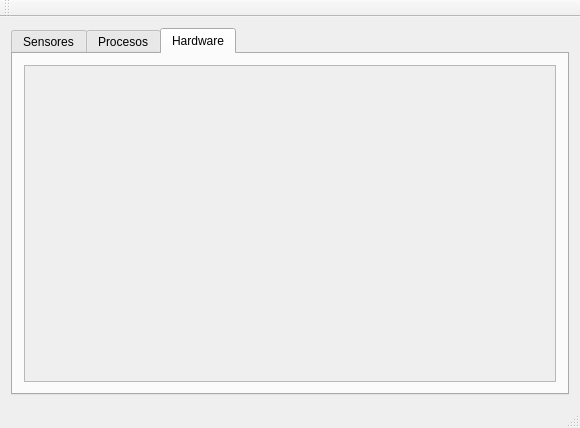
Before: the Qt Designer form SystemMonitor/mainwindow.ui in MelissaDiArt/System-Monitor, drawn with Qt 5.
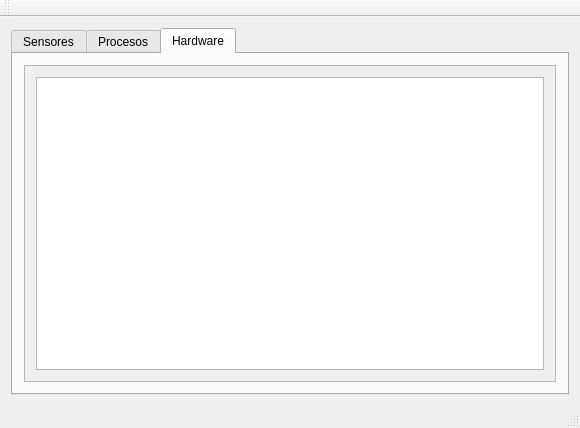
After: the same form once the commit is applied. The open tabs and pages were chosen to show the change.

The edit to the form file:
```diff
--- a/SystemMonitor/mainwindow.ui
+++ b/SystemMonitor/mainwindow.ui
@@ -158,17 +158,7 @@
            </property>
            <layout class="QVBoxLayout" name="verticalLayout_7">
             <item>
-             <widget class="QLabel" name="HardwareLabel">
-              <property name="sizePolicy">
-               <sizepolicy hsizetype="Expanding" vsizetype="Expanding">
-                <horstretch>0</horstretch>
-                <verstretch>0</verstretch>
-               </sizepolicy>
-              </property>
-              <property name="text">
-               <string/>
-              </property>
-             </widget>
+             <widget class="QTreeView" name="HardwareTreeView"/>
             </item>
            </layout>
           </widget>
```
Left out of the diff: 2 changed lines with no effect on the pictures.
